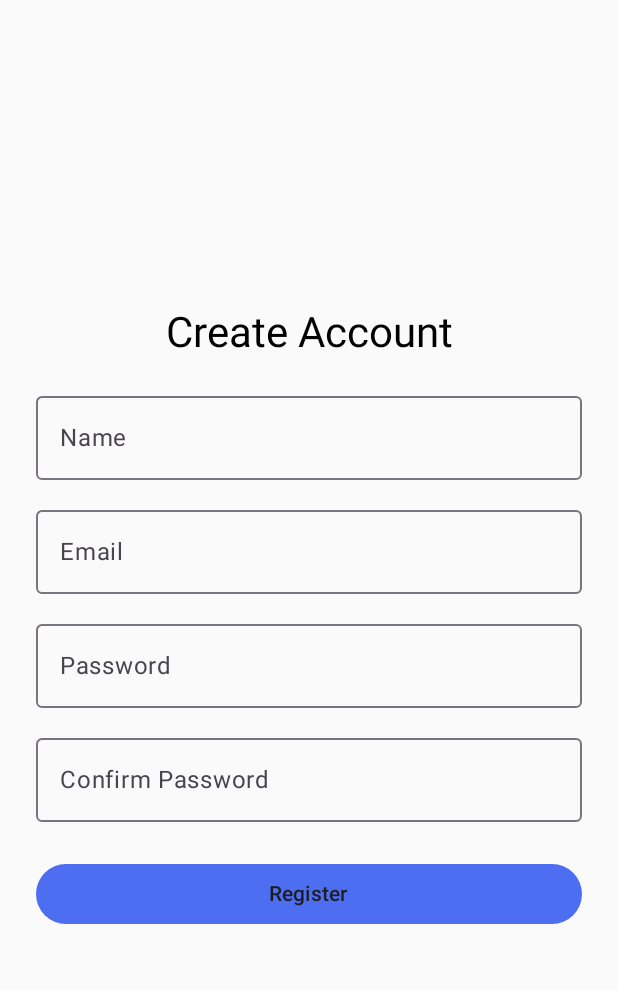
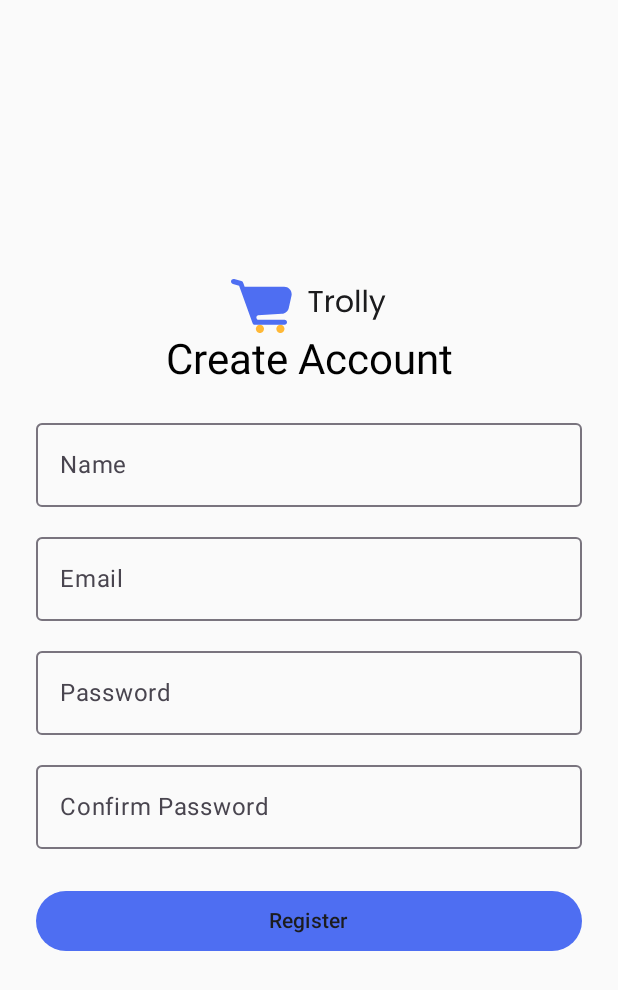
Before and after one commit to andersonlourenc/trolly, an Android app built with Jetpack Compose: the RegisterScreen screen opened through its navigation route, on a phone screen of 412 x 824 dp. Shown: the top 990 px of the screen. Run offline under Robolectric (Android 15) with nearby library versions, the phone set to English and light mode, and no system bars.

Commit message:
edit register

```diff
--- a/app/src/main/java/com/lourenc/trolly/ui/register/RegisterScreen.kt
+++ b/app/src/main/java/com/lourenc/trolly/ui/register/RegisterScreen.kt
@@ -1,13 +1,16 @@
 package com.lourenc.trolly.ui.register
 
+import androidx.compose.foundation.Image
 import androidx.compose.foundation.layout.*
 import androidx.compose.material3.*
 import androidx.compose.runtime.*
 import androidx.compose.runtime.saveable.rememberSaveable
 import androidx.compose.ui.Alignment
 import androidx.compose.ui.Modifier
+import androidx.compose.ui.res.painterResource
 import androidx.compose.ui.unit.dp
 import androidx.compose.ui.text.input.PasswordVisualTransformation
+import com.lourenc.trolly.R
 
 @Composable
 fun RegisterScreen(
@@ -25,6 +28,12 @@ fun RegisterScreen(
         verticalArrangement = Arrangement.Center,
         horizontalAlignment = Alignment.CenterHorizontally
     ) {
+        Image(
+            painter = painterResource(id = R.drawable.logo_color_textblack),
+            contentDescription = "Logo Trolly"
+        )
+
+
         Text("Create Account", style = MaterialTheme.typography.headlineMedium)
 
         Spacer(modifier = Modifier.height(16.dp))
--- /dev/null
+++ b/app/src/main/res/drawable/logo_color_textblack.xml
@@ -0,0 +1,18 @@
+<vector xmlns:android="http://schemas.android.com/apk/res/android"
+    android:width="104dp"
+    android:height="36dp"
+    android:viewportWidth="104"
+    android:viewportHeight="36">
+  <path
+      android:pathData="M16.55,33.24a2.73,2.76 0,1 0,5.46 0a2.73,2.76 0,1 0,-5.46 0z"
+      android:fillColor="#FFB836"/>
+  <path
+      android:pathData="M30.21,33.24a2.73,2.76 0,1 0,5.46 0a2.73,2.76 0,1 0,-5.46 0z"
+      android:fillColor="#FFB836"/>
+  <path
+      android:pathData="M0.06,1.27C0.3,0.36 1.24,-0.18 2.15,0.06L6.89,1.35C7.46,1.5 7.89,1.93 8.07,2.45C8.14,2.56 8.2,2.67 8.25,2.8L9.09,5.13H35.45C38.64,5.13 41.02,8.09 40.33,11.21L38.52,19.34C38.03,21.52 36.16,23.11 33.93,23.24L17.92,24.17C17.81,24.29 17.68,24.38 17.56,24.44C17.35,24.54 17.18,24.72 17.07,24.95C16.95,25.18 16.9,25.45 16.92,25.73C16.94,26.02 17.02,26.3 17.17,26.54C17.31,26.78 17.5,26.98 17.72,27.1C17.82,27.15 17.92,27.19 18.03,27.21H35.68C36.6,27.21 37.34,27.95 37.34,28.86C37.34,29.77 36.6,30.51 35.68,30.51H16.05C15.91,30.51 15.77,30.49 15.64,30.46C15.09,30.37 14.6,29.99 14.39,29.42L5.4,4.48L1.27,3.36C0.36,3.12 -0.18,2.18 0.06,1.27Z"
+      android:fillColor="#4E6EF2"/>
+  <path
+      android:pathData="M61.12,8.06V9.54H57.32V22H55.5V9.54H51.68V8.06H61.12ZM65.18,12.82C65.5,12.19 65.95,11.71 66.54,11.36C67.14,11.01 67.87,10.84 68.72,10.84V12.72H68.24C66.2,12.72 65.18,13.83 65.18,16.04V22H63.36V11.04H65.18V12.82ZM75.6,22.18C74.57,22.18 73.64,21.95 72.8,21.48C71.97,21.01 71.32,20.35 70.84,19.5C70.37,18.63 70.14,17.63 70.14,16.5C70.14,15.38 70.38,14.39 70.86,13.54C71.35,12.67 72.02,12.01 72.86,11.56C73.7,11.09 74.64,10.86 75.68,10.86C76.72,10.86 77.66,11.09 78.5,11.56C79.34,12.01 80,12.67 80.48,13.52C80.97,14.37 81.22,15.37 81.22,16.5C81.22,17.63 80.97,18.63 80.46,19.5C79.97,20.35 79.29,21.01 78.44,21.48C77.59,21.95 76.64,22.18 75.6,22.18ZM75.6,20.58C76.25,20.58 76.87,20.43 77.44,20.12C78.01,19.81 78.47,19.35 78.82,18.74C79.18,18.13 79.36,17.38 79.36,16.5C79.36,15.62 79.19,14.87 78.84,14.26C78.49,13.65 78.04,13.19 77.48,12.9C76.92,12.59 76.31,12.44 75.66,12.44C74.99,12.44 74.38,12.59 73.82,12.9C73.27,13.19 72.83,13.65 72.5,14.26C72.17,14.87 72,15.62 72,16.5C72,17.39 72.16,18.15 72.48,18.76C72.81,19.37 73.25,19.83 73.8,20.14C74.35,20.43 74.95,20.58 75.6,20.58ZM85.43,7.2V22H83.61V7.2H85.43ZM90.36,7.2V22H88.54V7.2H90.36ZM102.9,11.04L96.3,27.16H94.42L96.58,21.88L92.16,11.04H94.18L97.62,19.92L101.02,11.04H102.9Z"
+      android:fillColor="#1C1C1E"/>
+</vector>
```
